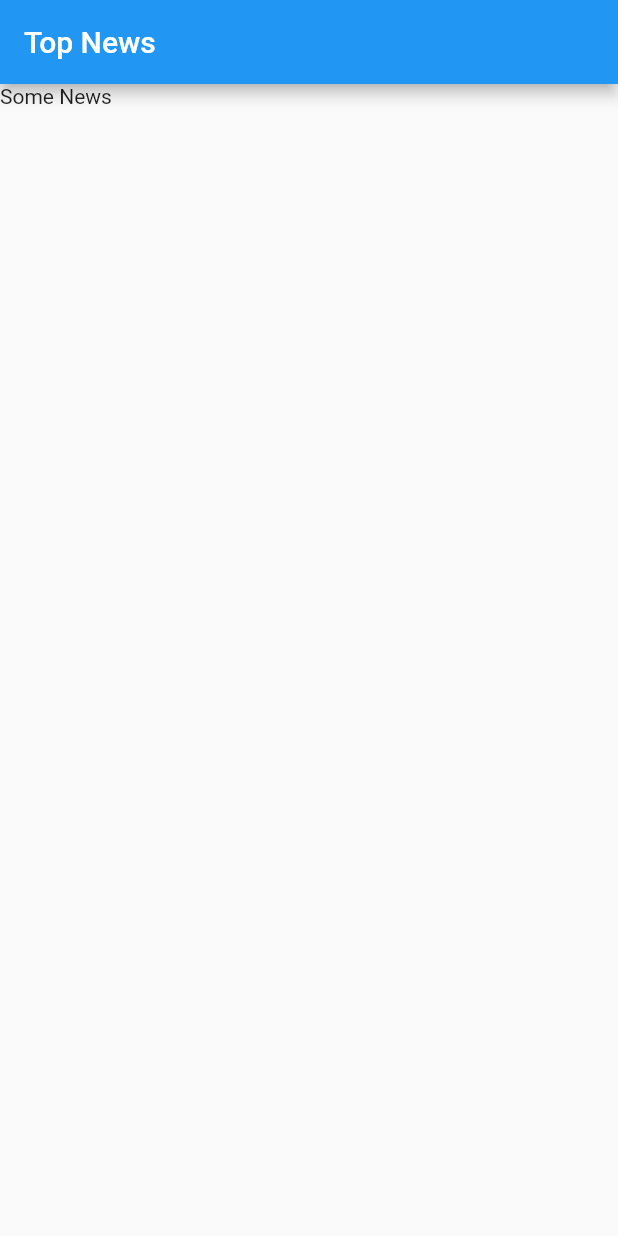
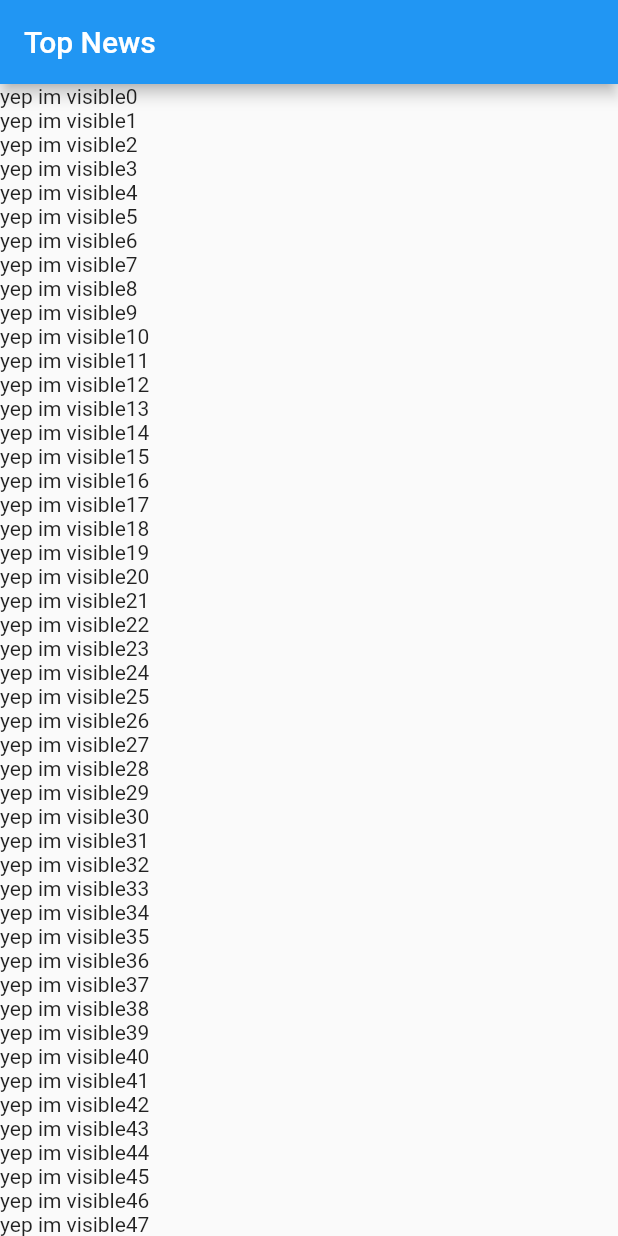
Before and after one commit to mithileshchellappan/perfomante, a Flutter app: the screen it shows after launch, on a phone screen of 412 x 824 dp. Run offline on Flutter 3.47's test engine with Material 2 defaults, Android fonts, the phone set to English and light mode, and no system bars; our stand-ins replace sqflite; accounts and stored records are empty.

Commit message:
futurebuilder

```diff
--- a/lib/src/screens/newsList.dart
+++ b/lib/src/screens/newsList.dart
@@ -7,7 +7,26 @@ class NewsList extends StatelessWidget {
       appBar: AppBar(
         title: Text('Top News'),
       ),
-      body: Text('Some News'),
+      body: buildList(),
     );
   }
+
+  Widget buildList() {
+    return ListView.builder(
+      itemCount: 1000,
+      itemBuilder: (context, index) {
+        return FutureBuilder(
+            future: getFuture(),
+            builder: (context, snapshot) {
+              return snapshot.hasData
+                  ? Text(snapshot.data + index.toString())
+                  : Text(index.toString());
+            });
+      },
+    );
+  }
+
+  getFuture() {
+    return Future.delayed(Duration(seconds: 2), () => 'yep im visible');
+  }
 }
```
